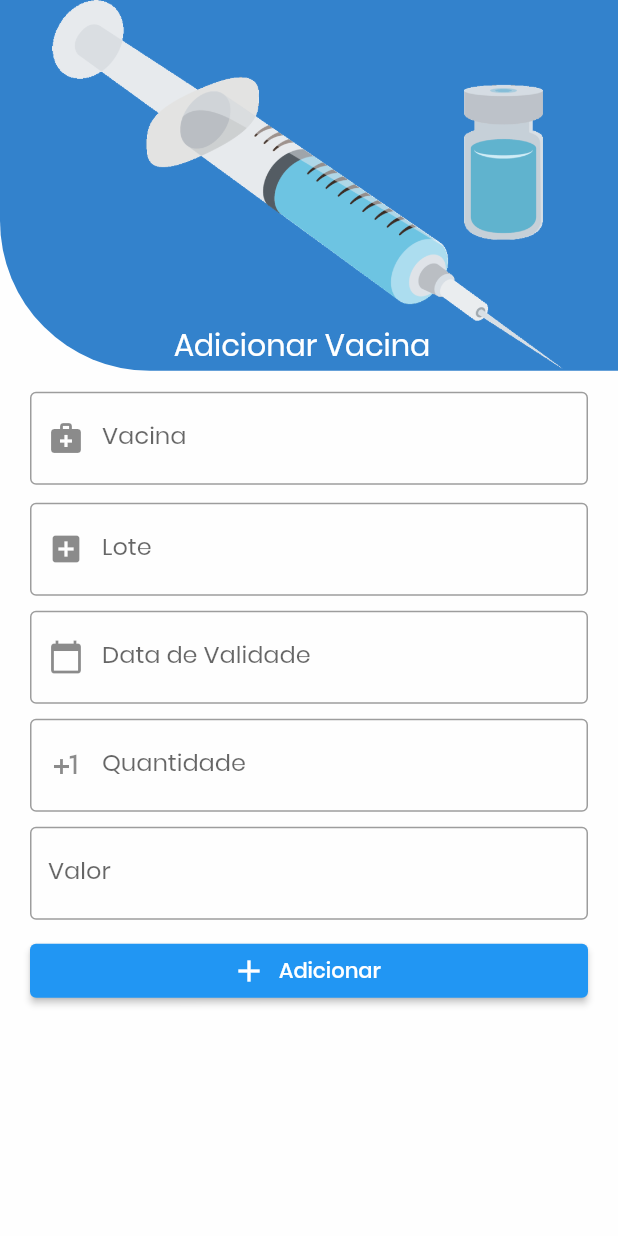
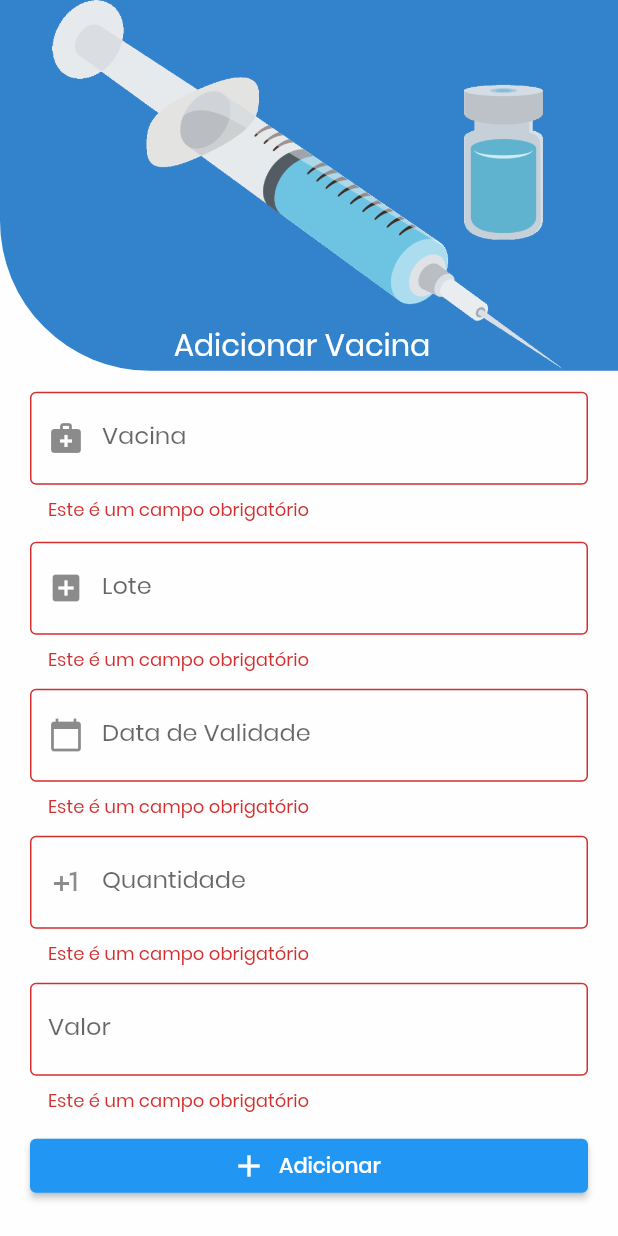
Before and after one commit to Jackson-Antunes-Sampaio/Suvic-FrontEnd, a Flutter app: the AddVacina screen opened directly, after a tap on "Adicionar", on a phone screen of 412 x 824 dp. Run offline on Flutter 3.47's test engine with Material 2 defaults, Android fonts, the phone set to English and light mode, and no system bars; our stand-ins replace another_flushbar, brasil_fields, carousel_slider, cookie_jar, dio, dio_cookie_manager and 10 more; missing offline and left inert: credit_card_type_detector; accounts and stored records are empty.

Commit message:
StockApiConfig

```diff
--- a/lib/main.dart
+++ b/lib/main.dart
@@ -1,16 +1,18 @@
+import 'package:covid_19/controllers/stock_vacine_controller.dart';
 import 'package:covid_19/routes/app_page.dart';
 import 'package:covid_19/utils/styles/style.dart';
 import 'package:flutter/material.dart';
+import 'package:get/get.dart';
 import 'package:get/get_navigation/src/root/get_material_app.dart';
 
 import 'bindings/app_bindings.dart';
 
-
-
-
 void main() => runApp(MyApp());
 
 class MyApp extends StatelessWidget {
+  final StockVacineController stockVacineController =
+      Get.put(StockVacineController());
+
   // This widget is the root of your application.
   @override
   Widget build(BuildContext context) {
--- a/lib/models/stock_vacine_model.dart
+++ b/lib/models/stock_vacine_model.dart
@@ -1,20 +1,20 @@
 class StockVacineModel {
   final int? id;
-  final String? idClinica;
-  final String? name;
-  final int? lote;
-  final String? dataValidade;
-  final int? quantidade;
-  final double? valor;
+  final String idClinica;
+  final String name;
+  final int lote;
+  final String dataValidade;
+  final int quantidade;
+  final double valor;
 
   StockVacineModel({
     this.id,
-    this.idClinica,
-    this.name,
-    this.lote,
-    this.dataValidade,
-    this.quantidade,
-    this.valor,
+    required this.idClinica,
+    required this.name,
+    required this.lote,
+    required this.dataValidade,
+    required this.quantidade,
+    required this.valor,
   });
 
   factory StockVacineModel.fromJson(Map<String, dynamic> json) =>
--- a/lib/routes/app_page.dart
+++ b/lib/routes/app_page.dart
@@ -5,6 +5,8 @@ import 'package:covid_19/screens/login/login_screen.dart';
 import 'package:covid_19/screens/notify_covid/notify_covid_screen.dart';
 import 'package:covid_19/screens/registration_users/registration_users_screen.dart';
 import 'package:covid_19/screens/splash/splash_screen.dart';
+import 'package:covid_19/screens/stock/dashboard.dart';
+import 'package:covid_19/screens/stock/stock.dart';
 import 'package:covid_19/screens/vaccine_card/vaccine_card_screen.dart';
 import 'package:covid_19/screens/webview_suvic/webview_suvic_screen.dart';
 import 'package:get/get_navigation/src/routes/get_route.dart';
@@ -16,7 +18,7 @@ class AppPage {
 
   static final routes = [
     GetPage(
-      name: Routes.HOME ,
+      name: Routes.HOME,
       page: () => HomeScreen(),
       //binding: HomeBindings()
     ),
@@ -26,12 +28,12 @@ class AppPage {
       //binding: HomeBindings()
     ),
     GetPage(
-        name: Routes.SPLASHSCREENAPP,
-        page: ()=> SplashScreenApp(),
+      name: Routes.SPLASHSCREENAPP,
+      page: () => SplashScreenApp(),
     ),
     GetPage(
-        name: Routes.INFO,
-        page: () => InfoScreen(),
+      name: Routes.INFO,
+      page: () => InfoScreen(),
     ),
     GetPage(
       name: Routes.VACCINECARD,
@@ -53,5 +55,9 @@ class AppPage {
       name: Routes.REGISTRATIONUSERS,
       page: () => RegistrationUsersScreen(),
     ),
-    ];
+    GetPage(
+      name: Routes.StockVacina,
+      page: () => DashboardStock(),
+    ),
+  ];
 }
--- a/lib/routes/app_routes.dart
+++ b/lib/routes/app_routes.dart
@@ -1,7 +1,6 @@
 part of '../routes/app_page.dart';
 
-abstract class Routes{
-
+abstract class Routes {
   static const HOME = 'HomeScreen';
   static const LOGIN = 'LoginScreen';
   static const SPLASHSCREENAPP = 'SplashScreenAppScreen';
@@ -12,4 +11,5 @@ abstract class Routes{
   static const SUVIC = "WebViewSuvicScreen";
   static const REGISTRATIONUSERS = 'RegistrationUsersScreen';
 
+  static const StockVacina = 'DashboardStock';
 }
--- a/lib/screens/stock/addStock.dart
+++ b/lib/screens/stock/addStock.dart
@@ -1,8 +1,10 @@
-import 'package:covid_19/common/botton_navigation_bar/bottom_navigation_bar_new.dart';
+import 'package:covid_19/controllers/stock_vacine_controller.dart';
 import 'package:covid_19/models/page_manager.dart';
+import 'package:covid_19/models/stock_vacine_model.dart';
 import 'package:covid_19/screens/stock/elements/herder_container_vacina.dart';
 import 'package:flutter/material.dart';
 import 'package:get/instance_manager.dart';
+import 'package:intl/intl.dart';
 
 class AddVacina extends StatefulWidget {
   @override
@@ -16,19 +18,32 @@ class _AddVacinaState extends State<AddVacina> {
     final DateTime? newDate = await showDatePicker(
       context: context,
       initialDate: _date,
-      firstDate: DateTime(2017, 1),
-      lastDate: DateTime(2022, 7),
+      firstDate: DateTime(2021, 1),
+      lastDate: DateTime(2021, 7),
       helpText: 'Select a date',
     );
     if (newDate != null) {
       setState(() {
         _date = newDate;
+        // var formatter = new DateFormat('yyyy-MM-dd');
+        // String formattedDate = formatter.format(newDate);
+        // experationdate.text = formattedDate;
       });
     }
   }
 
   PageController pageController = PageController();
   PageManager pageManager = Get.put(PageManager());
+
+  StockVacineController stockVacineController = Get.find();
+  //Form key
+  final _formKey = GlobalKey<FormState>();
+  //fieldController
+  TextEditingController vacineName = TextEditingController();
+  TextEditingController lote = TextEditingController();
+  TextEditingController experationdate = TextEditingController();
+  TextEditingController quantidade = TextEditingController();
+  TextEditingController valor = TextEditingController();
 
   @override
   Widget build(BuildContext context) {
@@ -39,7 +54,9 @@ class _AddVacinaState extends State<AddVacina> {
           child: Column(
             children: <Widget>[
               HeaderContainerVacina("Adicionar Vacina"),
-              Container(
+              Form(
+                key: _formKey,
+                child: Container(
                   margin: EdgeInsets.only(left: 20, right: 20),
                   child: Column(
                     mainAxisSize: MainAxisSize.max,
@@ -47,65 +64,103 @@ class _AddVacinaState extends State<AddVacina> {
                       Padding(
                         padding: const EdgeInsets.only(top: 14, bottom: 12),
                         child: TextFormField(
+                          controller: vacineName,
                           decoration: InputDecoration(
                             prefixIcon: Icon(Icons.medical_services),
                             labelText: 'Vacina',
                             border: OutlineInputBorder(),
                           ),
+                          validator: (value) {
+                            if (value == null || value.isEmpty) {
+                              return 'Este é um campo obrigatório';
+                            }
+                            return null;
+                          },
                         ),
                       ),
                       Padding(
                         padding: const EdgeInsets.only(bottom: 10),
                         child: TextFormField(
+                          controller: lote,
                           decoration: InputDecoration(
                             prefixIcon: Icon(Icons.add_box),
                             labelText: 'Lote',
                             border: OutlineInputBorder(),
                           ),
+                          validator: (value) {
+                            if (value == null || value.isEmpty) {
+                              return 'Este é um campo obrigatório';
+                            }
+                            return null;
+                          },
                         ),
                       ),
                       Padding(
                         padding: const EdgeInsets.only(bottom: 10),
                         child: TextFormField(
-                        onTap: _selectDate,
+                          controller: experationdate,
                           decoration: InputDecoration(
                             prefixIcon: Icon(Icons.calendar_today),
                             labelText: 'Data de Validade',
                             border: OutlineInputBorder(),
                           ),
+                          validator: (value) {
+                            if (value == null || value.isEmpty) {
+                              return 'Este é um campo obrigatório';
+                            }
+                            return null;
+                          },
+                          keyboardType: TextInputType.datetime,
                         ),
                       ),
                       Padding(
                         padding: const EdgeInsets.only(bottom: 10),
                         child: TextFormField(
+                          controller: quantidade,
                           onTap: () {},
                           decoration: InputDecoration(
                             prefixIcon: Icon(Icons.plus_one),
                             labelText: 'Quantidade',
                             border: OutlineInputBorder(),
                           ),
+                          keyboardType: TextInputType.number,
+                          validator: (value) {
+                            if (value == null || value.isEmpty) {
+                              return 'Este é um campo obrigatório';
+                            }
+                            return null;
+                          },
                         ),
                       ),
                       Padding(
                         padding: const EdgeInsets.only(bottom: 10),
                         child: TextFormField(
+                          controller: valor,
                           onTap: () {},
                           decoration: InputDecoration(
                             //prefixIcon: Icon(Icons.real_estate_agent),
                             labelText: 'Valor',
                             border: OutlineInputBorder(),
                           ),
+                          keyboardType: TextInputType.number,
+                          validator: (value) {
+                            if (value == null || value.isEmpty) {
+                              return 'Este é um campo obrigatório';
+                            }
+                            return null;
+                          },
                         ),
                       ),
                       Container(
                         width: double.maxFinite,
                         child: ElevatedButton.icon(
-                        onPressed: () {},
+                          onPressed: () => addVacineInStock(),
                           icon: Icon(Icons.add),
                           label: Text('Adicionar'),
                         ),
                       )
                     ],
+                  ),
                 ),
               )
             ],
@@ -114,4 +169,33 @@ class _AddVacinaState extends State<AddVacina> {
       ),
     );
   }
+
+  void addVacineInStock() {
+    if (_formKey.currentState!.validate()) {
+      stockVacineController.insert(
+        StockVacineModel(
+          idClinica: 'idClinica',
+          name: vacineName.text,
+          lote: int.parse(lote.text),
+          dataValidade: experationdate.text,
+          quantidade: int.parse(quantidade.text),
+          valor: double.parse(valor.text),
+        ),
+      );
+      //mensager sucesse
+      ScaffoldMessenger.of(context).showSnackBar(
+        SnackBar(
+          content: Row(
+            children: [
+              Icon(
+                Icons.done,
+                color: Colors.greenAccent,
+              ),
+              Text(' Vacina adicionado com sucesso!')
+            ],
+          ),
+        ),
+      );
     }
+  }
+}
```
Also changed, not shown: lib/controllers/stock_vacine_controller.dart (+5 -2 lines), lib/repositories/stock_vacine_repository.dart (+33 -15 lines), lib/screens/menu/menu_screen.dart (+15 -5 lines), lib/screens/stock/dashboard.dart (+15 -9 lines), pubspec.lock. Lines whose indentation alone changed are shown as unchanged.
